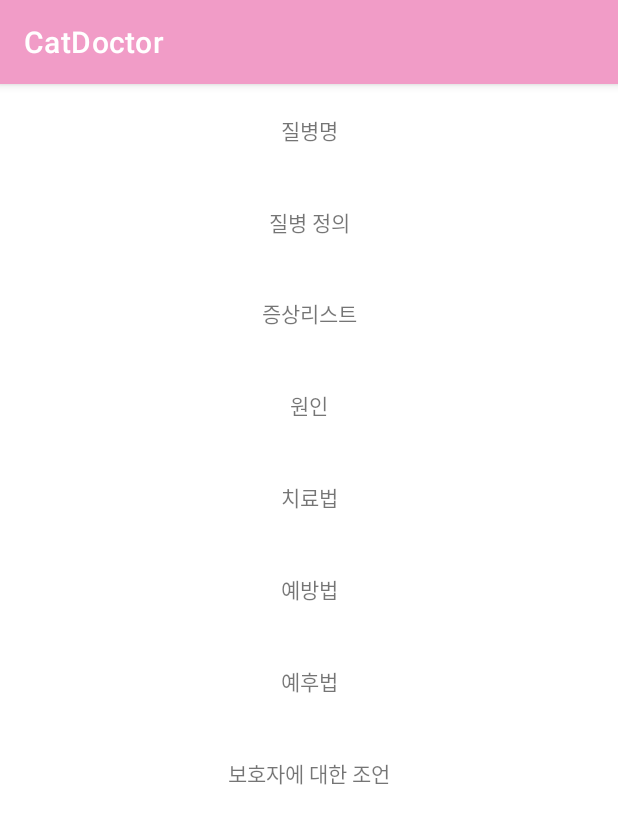
After one commit to choiyeonjii/CatDoctor, an Android app: the DiseaseDetailActivity screen opened directly, with no data from a screen before it, on a phone screen of 412 x 824 dp. The commit adds this screen. Shown: the top 824 px of the screen. Run offline under Robolectric (Android 15) with nearby library versions, the phone set to English and light mode, and no system bars; our stand-ins replace Volley; network calls fail; 3 statements that could not run were skipped.

Commit message:
질병 상세정보 출력

```diff
--- a/app/src/main/java/kr/ac/kumoh/s20181180/catdoctor/DiagnoseViewModel.kt
+++ b/app/src/main/java/kr/ac/kumoh/s20181180/catdoctor/DiagnoseViewModel.kt
@@ -15,6 +15,8 @@ import org.json.JSONObject
 class DiagnoseViewModel(application: Application) : AndroidViewModel(application) {
     companion object {
         const val QUEUE_TAG = "VolleyRequest"
+        const val DISEASE_ID = "DiseaseId"
+        const val SYMPTOM_ID = "SymptomId"
     }
 
     private lateinit var mQueue: RequestQueue
--- /dev/null
+++ b/app/src/main/java/kr/ac/kumoh/s20181180/catdoctor/DiseaseDetailActivity.kt
@@ -0,0 +1,143 @@
+package kr.ac.kumoh.s20181180.catdoctor
+
+import android.graphics.Color
+import android.graphics.Typeface
+import androidx.appcompat.app.AppCompatActivity
+import android.os.Bundle
+import android.text.Spannable
+import android.text.SpannableString
+import android.text.SpannableStringBuilder
+import android.text.style.BackgroundColorSpan
+import android.text.style.ForegroundColorSpan
+import android.text.style.StyleSpan
+import android.text.style.UnderlineSpan
+import android.util.Log
+import com.android.volley.Request
+import com.android.volley.RequestQueue
+import com.android.volley.toolbox.JsonArrayRequest
+import com.android.volley.toolbox.Volley
+import kotlinx.android.synthetic.main.activity_diseasedetail.*
+import kr.ac.kumoh.s20181180.catdoctor.DiagnoseViewModel.Companion.DISEASE_ID
+import kr.ac.kumoh.s20181180.catdoctor.DiagnoseViewModel.Companion.SYMPTOM_ID
+import kr.ac.kumoh.s20181180.catdoctor.MainActivity.Companion.SERVER_URL
+import org.json.JSONArray
+import org.json.JSONObject
+
+class DiseaseDetailActivity : AppCompatActivity() {
+    companion object {
+        const val QUEUE_TAG = "VolleyRequest"
+    }
+    lateinit var disease_id: String
+    private lateinit var mQueue: RequestQueue
+    private var symptom_id = ArrayList<Int>()
+
+    data class Symptom (var id: Int, var name: String)
+    val symptom = ArrayList<Symptom>()
+    val symptom_name = ArrayList<String>()
+
+    override fun onCreate(savedInstanceState: Bundle?) {
+        super.onCreate(savedInstanceState)
+        setContentView(R.layout.activity_diseasedetail)
+
+        disease_id = intent.getStringExtra(DISEASE_ID).toString()
+        Log.i("disease_id2", disease_id)
+
+        symptom_id = intent.getIntegerArrayListExtra(SYMPTOM_ID) as ArrayList<Int>
+
+        mQueue = Volley.newRequestQueue(this)
+        requestDisease()
+        requestSymptom()
+    }
+
+    override fun onStop() {
+        super.onStop()
+        mQueue.cancelAll(QUEUE_TAG)
+    }
+
+    private fun requestDisease() {
+        // NOTE: 서버 주소는 본인의 서버 IP 사용할 것
+        val url = "${SERVER_URL}/disease?id=(${disease_id})"
+        Log.i("disease_url2", url)
+
+        val request = JsonArrayRequest(
+                Request.Method.GET,
+                url,
+                null,
+                {
+                    parseJson_Disease(it)
+                },
+                {
+                }
+        )
+        request.tag = QUEUE_TAG
+        mQueue.add(request)
+    }
+
+    private fun requestSymptom() {
+        // NOTE: 서버 주소는 본인의 서버 IP 사용할 것
+        val url = "${SERVER_URL}/symptom_id?disease_id=(${disease_id})"
+        Log.i("disease_url3", url)
+
+        val request = JsonArrayRequest(
+            Request.Method.GET,
+            url,
+            null,
+            {
+                parseJson_Symptom(it)
+            },
+            {
+            }
+        )
+        request.tag = QUEUE_TAG
+        mQueue.add(request)
+    }
+
+    private fun parseJson_Disease(items: JSONArray) {
+        val item: JSONObject = items[0] as JSONObject
+        val id = item.getInt("id")
+        val name = item.getString("disease_name")
+        val define = item.getString("define")
+        val cause = item.getString("cause")
+        val treatment = item.getString("treatment")
+        val prevention = item.getString("prevention")
+        val prognosis = item.getString("prognosis")
+        val advice = item.getString("advice")
+        diseaseName.text = name
+        diseaseDefine.text = define
+        diseaseCause.text = cause
+        diseaseTreatment.text = treatment
+        diseasePrevention.text = prevention
+        diseasePrognosis.text = prognosis
+        diseaseAdvice.text = advice
+    }
+
+    private fun parseJson_Symptom(items: JSONArray) {
+        for (i in 0 until items.length()) {
+            val item: JSONObject = items[i] as JSONObject
+            val id = item.getInt("id")
+            val name = item.getString("symptom_name")
+            symptom.add(Symptom(id, name))
+            symptom_name.add(name)
+        }
+        var temp = symptom_name.joinToString(
+            separator = " / "
+        )
+        // 참고자료 : https://developer.android.com/guide/topics/text/spans?hl=ko#kotlin
+        val spannable = SpannableStringBuilder(temp)
+        for (i in 0 until symptom.size){
+            for (j in 0 until symptom_id.size) {
+                if (symptom[i].id == symptom_id[j]) {
+                    val word = symptom[i].name
+                    val start = temp.indexOf(word)
+                    val end = start + word.length
+
+                    spannable.setSpan(StyleSpan(Typeface.BOLD), start, end, Spannable.SPAN_EXCLUSIVE_EXCLUSIVE)
+                    spannable.setSpan(UnderlineSpan(), start, end, Spannable.SPAN_EXCLUSIVE_EXCLUSIVE)
+                    spannable.setSpan(BackgroundColorSpan(Color.parseColor("#FFE4E1")), start, end, Spannable.SPAN_EXCLUSIVE_EXCLUSIVE)
+            //        spannable.setSpan(ForegroundColorSpan(Color.RED), start, end, Spannable.SPAN_EXCLUSIVE_EXCLUSIVE)
+                }
+            }
+        }
+        symptomlist.setText(spannable)
+    }
+}
--- /dev/null
+++ b/app/src/main/res/layout/activity_diseasedetail.xml
@@ -0,0 +1,116 @@
+<?xml version="1.0" encoding="utf-8"?>
+<androidx.constraintlayout.widget.ConstraintLayout xmlns:android="http://schemas.android.com/apk/res/android"
+    xmlns:app="http://schemas.android.com/apk/res-auto"
+    xmlns:tools="http://schemas.android.com/tools"
+    android:layout_width="match_parent"
+    android:layout_height="match_parent"
+    tools:context=".DiseaseDetailActivity">
+
+    <ScrollView
+        android:layout_width="match_parent"
+        android:layout_height="match_parent"
+        android:orientation="vertical">
+        <LinearLayout
+            android:layout_width="match_parent"
+            android:layout_height="wrap_content"
+            android:orientation="vertical">
+        <TextView
+            android:id="@+id/diseaseName"
+            android:layout_width="match_parent"
+            android:layout_height="wrap_content"
+            android:gravity="center"
+            android:padding="20dp"
+            android:text="질병명"
+            app:layout_constraintBottom_toTopOf="@+id/diseaseDefine"
+            app:layout_constraintLeft_toLeftOf="parent"
+            app:layout_constraintRight_toRightOf="parent"
+            app:layout_constraintTop_toTopOf="parent"/>
+
+        <TextView
+            android:id="@+id/diseaseDefine"
+            android:layout_width="match_parent"
+            android:layout_height="wrap_content"
+            android:gravity="center"
+            android:padding="20dp"
+            android:text="질병 정의"
+            app:layout_constraintBottom_toTopOf="@+id/symptomlist"
+            app:layout_constraintLeft_toLeftOf="parent"
+            app:layout_constraintRight_toRightOf="parent"
+            app:layout_constraintTop_toBottomOf="@+id/diseaseName"/>
+
+        <TextView
+            android:id="@+id/symptomlist"
+            android:layout_width="match_parent"
+            android:layout_height="wrap_content"
+            android:gravity="center"
+            android:padding="20dp"
+            android:text="증상리스트"
+            android:bufferType="spannable"
+            app:layout_constraintBottom_toTopOf="@+id/diseaseCause"
+            app:layout_constraintLeft_toLeftOf="parent"
+            app:layout_constraintRight_toRightOf="parent"
+            app:layout_constraintTop_toBottomOf="@+id/diseaseDefine"/>
+
+        <TextView
+            android:id="@+id/diseaseCause"
+            android:layout_width="match_parent"
+            android:layout_height="wrap_content"
+            android:gravity="center"
+            android:padding="20dp"
+            android:text="원인"
+            app:layout_constraintBottom_toTopOf="@+id/diseaseTreatment"
+            app:layout_constraintLeft_toLeftOf="parent"
+            app:layout_constraintRight_toRightOf="parent"
+            app:layout_constraintTop_toBottomOf="@+id/symptomlist"/>
+
+        <TextView
+            android:id="@+id/diseaseTreatment"
+            android:layout_width="match_parent"
+            android:layout_height="wrap_content"
+            android:gravity="center"
+            android:padding="20dp"
+            android:text="치료법"
+            app:layout_constraintBottom_toTopOf="@+id/diseasePrevention"
+            app:layout_constraintLeft_toLeftOf="parent"
+            app:layout_constraintRight_toRightOf="parent"
+            app:layout_constraintTop_toBottomOf="@+id/diseaseCause"/>
+
+        <TextView
+            android:id="@+id/diseasePrevention"
+            android:layout_width="match_parent"
+            android:layout_height="wrap_content"
+            android:gravity="center"
+            android:padding="20dp"
+            android:text="예방법"
+            app:layout_constraintBottom_toTopOf="@+id/diseasePrognosis"
+            app:layout_constraintLeft_toLeftOf="parent"
+            app:layout_constraintRight_toRightOf="parent"
+            app:layout_constraintTop_toBottomOf="@+id/diseaseTreatment"/>
+
+        <TextView
+            android:id="@+id/diseasePrognosis"
+            android:layout_width="match_parent"
+            android:layout_height="wrap_content"
+            android:gravity="center"
+            android:padding="20dp"
+            android:text="예후법"
+            app:layout_constraintBottom_toTopOf="@+id/diseaseAdvice"
+            app:layout_constraintLeft_toLeftOf="parent"
+            app:layout_constraintRight_toRightOf="parent"
+            app:layout_constraintTop_toBottomOf="@+id/diseasePrevention"/>
+
+        <TextView
+            android:id="@+id/diseaseAdvice"
+            android:layout_width="match_parent"
+            android:layout_height="wrap_content"
+            android:gravity="center"
+            android:padding="20dp"
+            android:text="보호자에 대한 조언"
+            app:layout_constraintBottom_toBottomOf="parent"
+            app:layout_constraintLeft_toLeftOf="parent"
+            app:layout_constraintRight_toRightOf="parent"
+            app:layout_constraintTop_toBottomOf="@+id/diseasePrognosis"/>
+        </LinearLayout>
+    </ScrollView>
+
+</androidx.constraintlayout.widget.ConstraintLayout>
```
Also changed, not shown: app/src/main/AndroidManifest.xml (+6 -3 lines), app/src/main/java/kr/ac/kumoh/s20181180/catdoctor/DiagnoseActivity.kt (+7 -1 lines), 1 other file.
